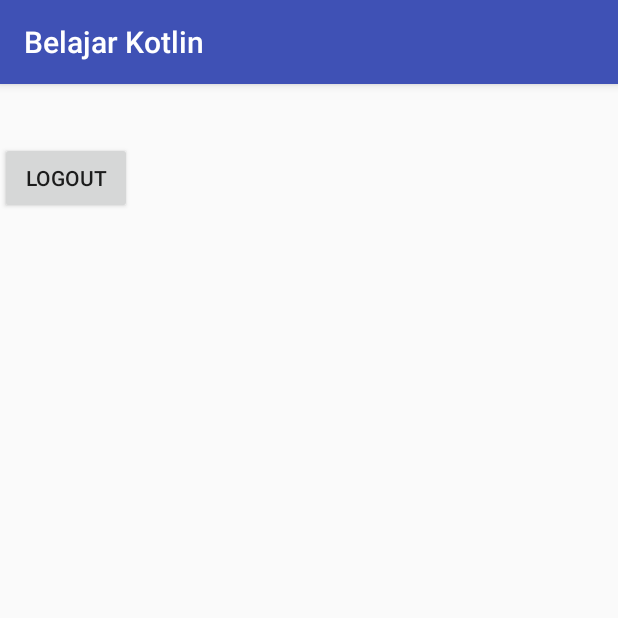
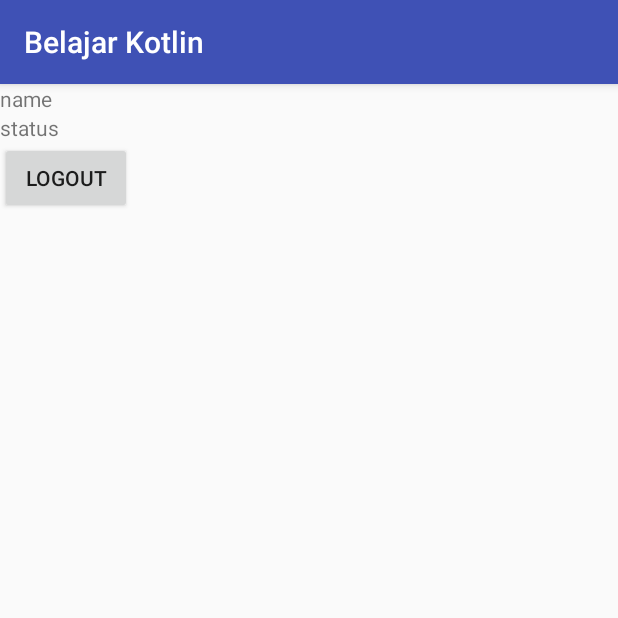
Before and after one commit to andymarthin/android-kotlin-firebase-auth, an Android app: the screen it shows after launch once a user with an empty profile is signed in (MainActivity), on a phone screen of 412 x 824 dp, the top half of it. Run offline under Robolectric (Android 15) with nearby library versions, the phone set to English and light mode, and no system bars; our stand-ins replace Firebase (no records; nobody signed in at launch, a user with empty details on screens opened directly).

```diff
--- a/app/src/main/java/com/example/mcspicy/belajarkotlin/MainActivity.kt
+++ b/app/src/main/java/com/example/mcspicy/belajarkotlin/MainActivity.kt
@@ -3,29 +3,70 @@ package com.example.mcspicy.belajarkotlin
 import android.content.Intent
 import android.support.v7.app.AppCompatActivity
 import android.os.Bundle
+import android.widget.Button
 import android.widget.TextView
 import com.google.firebase.auth.FirebaseAuth
+import com.google.firebase.database.DataSnapshot
+import com.google.firebase.database.DatabaseError
 import com.google.firebase.database.FirebaseDatabase
-import kotlinx.android.synthetic.main.activity_main.*
+import com.google.firebase.database.ValueEventListener
 
 class MainActivity : AppCompatActivity() {
-    private lateinit var textView: TextView
+    private lateinit var displayName: TextView
+    private lateinit var status: TextView
+    private lateinit var logout: Button
     private lateinit var auth: FirebaseAuth
     private lateinit var database: FirebaseDatabase
+
     override fun onCreate(savedInstanceState: Bundle?) {
         super.onCreate(savedInstanceState)
         setContentView(R.layout.activity_main)
-        auth = FirebaseAuth.getInstance();
-        database = FirebaseDatabase.getInstance();
+
+        auth = FirebaseAuth.getInstance()
+        database = FirebaseDatabase.getInstance()
+
+        displayName = findViewById(R.id.nameTextView) as TextView
+        status = findViewById(R.id.statusTextView) as TextView
+        logout = findViewById(R.id.singoutButton) as Button
+
+        logout.setOnClickListener(){
+            auth.signOut()
+            val intent = Intent(this@MainActivity, LoginActivity::class.java)
+            startActivity(intent)
+            finish()
+        }
 
         isLogin()
+
     }
 
     private fun isLogin(){
-        if(auth.currentUser == null){
-           val intent = Intent(this, LoginActivity::class.java)
+        if(auth.currentUser != null){
+           loadData(auth.currentUser?.uid as String)
+        }else{
+            val intent = Intent(this, LoginActivity::class.java)
             startActivity(intent)
         }
+
+    }
+
+    private fun loadData(userId: String){
+        val dataListener = object : ValueEventListener{
+            override fun onDataChange(dataSnapshot: DataSnapshot) {
+                if(dataSnapshot.exists()){
+                    var user: User = dataSnapshot.getValue(User::class.java)
+                    displayName.text = user.displayName
+                    status.text = user.status
+                }
+
+            }
+
+            override fun onCancelled(p0: DatabaseError?) {
+                //
+            }
+        }
+        database.reference.child("user").child(userId).addListenerForSingleValueEvent(dataListener)
+
     }
 
 
--- a/app/src/main/java/com/example/mcspicy/belajarkotlin/RegisterActivity.kt
+++ b/app/src/main/java/com/example/mcspicy/belajarkotlin/RegisterActivity.kt
@@ -45,6 +45,7 @@ class RegisterActivity : AppCompatActivity() {
                             registerRef.setValue(user).addOnSuccessListener(){
                                 val intent = Intent(this@RegisterActivity, LoginActivity::class.java)
                                 startActivity(intent)
+                                finish()
                             }
                         }
                     }
--- a/app/src/main/java/com/example/mcspicy/belajarkotlin/User.kt
+++ b/app/src/main/java/com/example/mcspicy/belajarkotlin/User.kt
@@ -4,4 +4,4 @@ package com.example.mcspicy.belajarkotlin
  * Created by mcspicy on 28/8/17.
  */
 
-data class User(var displayName: String, var status: String)
+class User(var displayName: String="", var status: String="")
--- a/app/src/main/res/layout/activity_main.xml
+++ b/app/src/main/res/layout/activity_main.xml
@@ -11,15 +11,17 @@
         android:id="@+id/nameTextView"
         android:layout_width="match_parent"
         android:layout_height="wrap_content"
+        android:text="name"
         />
     <TextView
         android:id="@+id/statusTextView"
         android:layout_width="match_parent"
-        android:layout_height="wrap_content" />
+        android:layout_height="wrap_content"
+        android:text="status"/>
     <Button
         android:id="@+id/singoutButton"
         android:layout_width="wrap_content"
         android:layout_height="wrap_content"
-        android:text="logout"/>
+        android:text="logout" />
 
 </LinearLayout>
```
